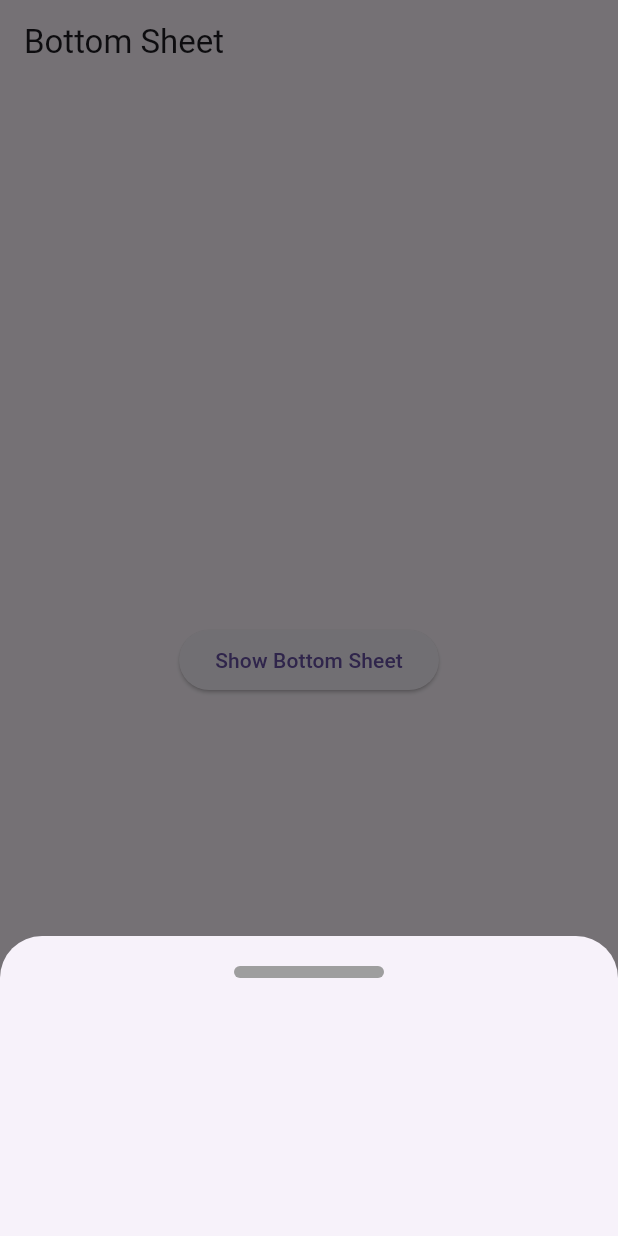
After one commit to MuhammadAliKust/Haseeb-Project, a Flutter app: the screen it shows after launch, after a tap on "Show Bottom Sheet", on a phone screen of 412 x 824 dp. The commit adds this screen. Run offline on Flutter 3.47's test engine with Material 3 defaults, Android fonts, the phone set to English and light mode, and no system bars; our stand-ins replace smooth_page_indicator, string_validator.

Commit message:
Dialog Box and Bottom Sheet Done

```diff
--- /dev/null
+++ b/lib/bottom_sheet.dart
@@ -0,0 +1,41 @@
+import 'package:flutter/material.dart';
+
+class BottomSheetDemo extends StatelessWidget {
+  const BottomSheetDemo({super.key});
+
+  @override
+  Widget build(BuildContext context) {
+    return Scaffold(
+      appBar: AppBar(title: Text("Bottom Sheet")),
+      body: Center(
+        child: ElevatedButton(
+          onPressed: () {
+            showModalBottomSheet(
+              context: context,
+              builder: (context) {
+                return Container(
+                  height: 200,
+                  width: MediaQuery.of(context).size.width,
+                  child: Column(
+                    children: [
+                      SizedBox(height: 20),
+                      Container(
+                        height: 8,
+                        width: 100,
+                        decoration: BoxDecoration(
+                          color: Colors.grey,
+                          borderRadius: BorderRadius.circular(20),
+                        ),
+                      ),
+                    ],
+                  ),
+                );
+              },
+            );
+          },
+          child: Text("Show Bottom Sheet"),
+        ),
+      ),
+    );
+  }
+}
--- a/lib/main.dart
+++ b/lib/main.dart
@@ -4,6 +4,8 @@
 import 'package:haseeb_project/tabbar_demo.dart';
 
 import 'bottom_bar.dart';
+import 'bottom_sheet.dart';
+import 'dialog_box.dart';
 import 'dynamic_list_view.dart';
 import 'grid_view.dart';
 import 'list_view_demo.dart';
@@ -20,7 +22,7 @@
   @override
   Widget build(BuildContext context) {
     return MaterialApp(
-      home: TabbarDemoDemo(),
+      home: BottomSheetDemo(),
       // home: Scaffold(
       //   appBar: AppBar(
       //     backgroundColor: Colors.blue,
```
Also changed, not shown: lib/dialog_box.dart (added, +38 -0 lines).
